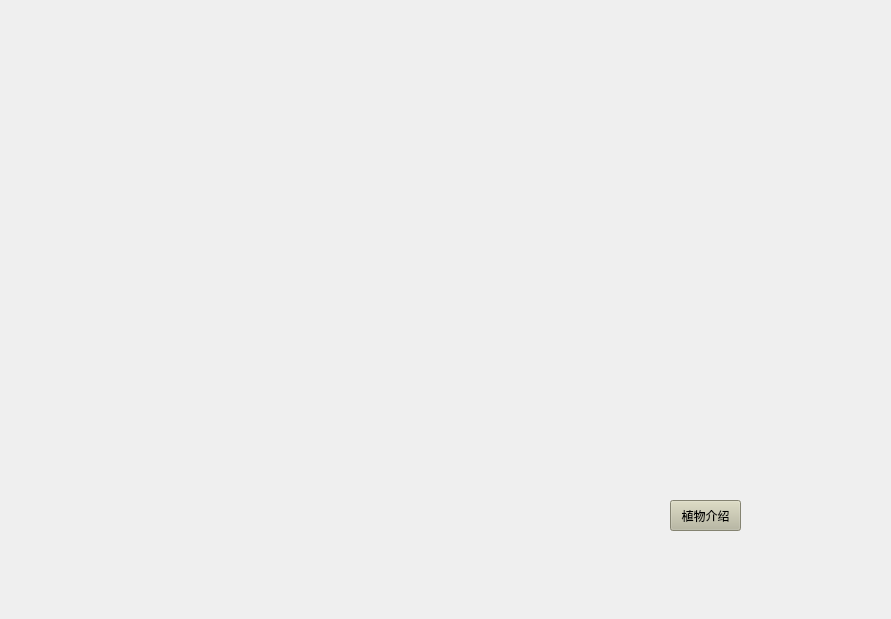
Qt form plants-vs-zombies/loginscene.ui (Flechazotao/PVZ) before a commit.
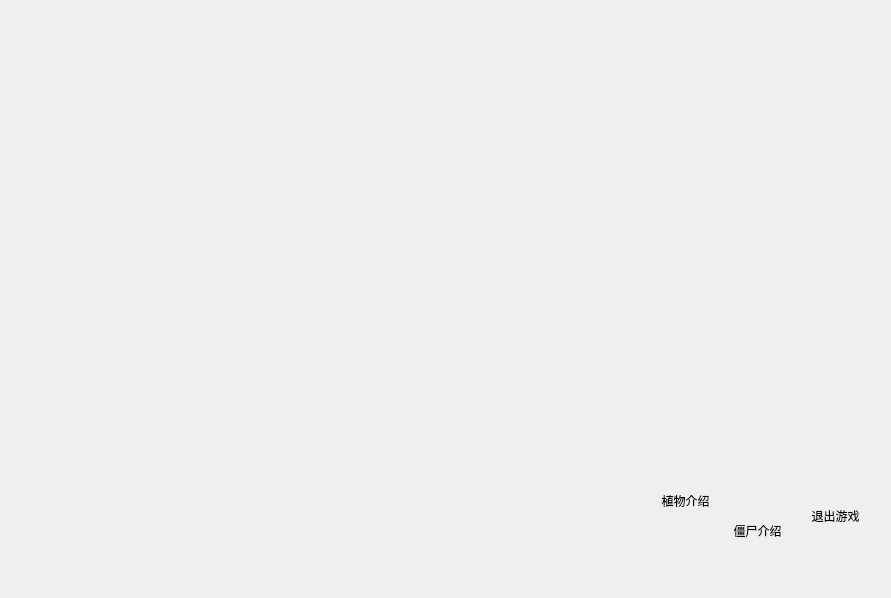
The same form after that commit. Icons and pictures are not drawn.

Commit message: 植物介绍僵尸介绍退出游戏button设置

What changed in the file:
```diff
--- a/plants-vs-zombies/loginscene.ui
+++ b/plants-vs-zombies/loginscene.ui
@@ -7,7 +7,7 @@
     <x>0</x>
     <y>0</y>
     <width>891</width>
-    <height>619</height>
+    <height>598</height>
    </rect>
   </property>
   <property name="cursor">
@@ -22,8 +22,8 @@
   <widget class="QWidget" name="widget" native="true">
    <property name="geometry">
     <rect>
-     <x>20</x>
-     <y>10</y>
+     <x>0</x>
+     <y>0</y>
      <width>901</width>
      <height>601</height>
     </rect>
@@ -60,21 +60,70 @@
      </property>
     </widget>
    </widget>
+   <widget class="QPushButton" name="introduce_Zombies">
+    <property name="geometry">
+     <rect>
+      <x>722</x>
+      <y>510</y>
+      <width>71</width>
+      <height>41</height>
+     </rect>
+    </property>
+    <property name="autoFillBackground">
+     <bool>false</bool>
+    </property>
+    <property name="styleSheet">
+     <string notr="true">QPushButton#introduce_Zombies{
+border:none;
+background:transparent;
+font: 700 Bold 12pt ;
+}</string>
+    </property>
+    <property name="text">
+     <string>僵尸介绍</string>
+    </property>
+   </widget>
+   <widget class="QPushButton" name="Exit">
+    <property name="geometry">
+     <rect>
+      <x>795</x>
+      <y>500</y>
+      <width>81</width>
+      <height>31</height>
+     </rect>
+    </property>
+    <property name="autoFillBackground">
+     <bool>false</bool>
+    </property>
+    <property name="styleSheet">
+     <string notr="true">QPushButton#Exit{
+border:none;
+background:transparent;
+font: 700 Bold 14pt;
+}</string>
+    </property>
+    <property name="text">
+     <string>退出游戏</string>
+    </property>
+   </widget>
    <widget class="QPushButton" name="introduce_Plant">
     <property name="geometry">
      <rect>
       <x>650</x>
-      <y>490</y>
+      <y>480</y>
       <width>71</width>
-      <height>31</height>
+      <height>41</height>
      </rect>
     </property>
     <property name="autoFillBackground">
-     <bool>true</bool>
+     <bool>false</bool>
     </property>
     <property name="styleSheet">
-     <string notr="true">background-color: rgb(185, 184, 158);
-font: 700 italic 15pt &quot;Segoe UI&quot;;</string>
+     <string notr="true">QPushButton#introduce_Plant{
+border:none;
+background:transparent;
+font: 700 Bold 12pt ;
+}</string>
     </property>
     <property name="text">
      <string>植物介绍</string>
```
Left out of the diff: 4 changed lines with no effect on the pictures. The commit also changes 2 other files.
